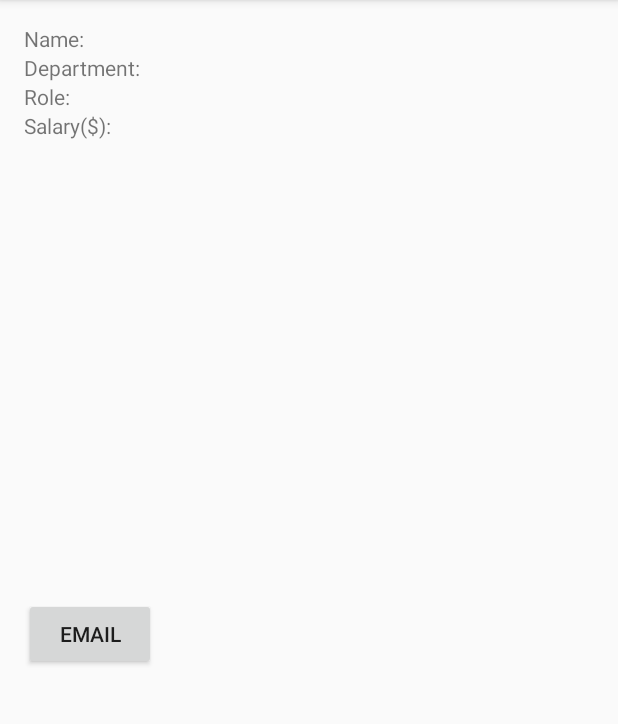
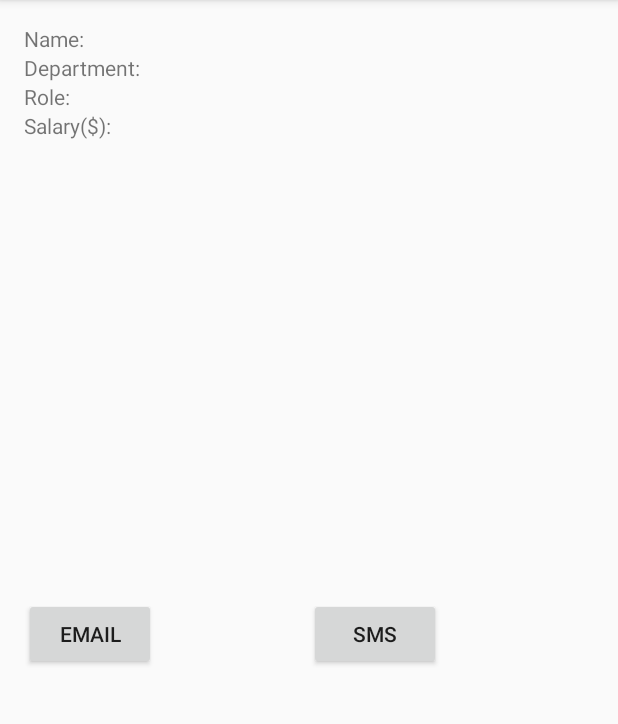
Before and after one commit to AkhilaSahiti/DataValidationApp, an Android app: the validationsuccess screen opened directly, with no data from a screen before it, on a phone screen of 412 x 824 dp, the part 84-808 px from its top. Run offline under Robolectric (Android 15) with nearby library versions, the phone set to English and light mode, and no system bars.

Commit message:
working of email and sms options

```diff
--- a/app/src/main/res/layout/activity_validationsuccess.xml
+++ b/app/src/main/res/layout/activity_validationsuccess.xml
@@ -91,9 +91,15 @@
         android:layout_height="wrap_content"
         android:layout_gravity="center"
         android:hint="send"
-        android:text="email"
-        android:onClick="onemail"/>
+        android:text="email" />
 
+    <Button
+        android:id="@+id/sms"
+        android:layout_width="wrap_content"
+        android:layout_height="wrap_content"
+        android:layout_gravity="center"
+        android:hint="send"
+        android:text="sms" />
 
 
 </GridLayout>
```
Also changed, not shown: app/src/main/java/com/example/dataverifyvalidate/validationsuccess.java (+18 -15 lines).
